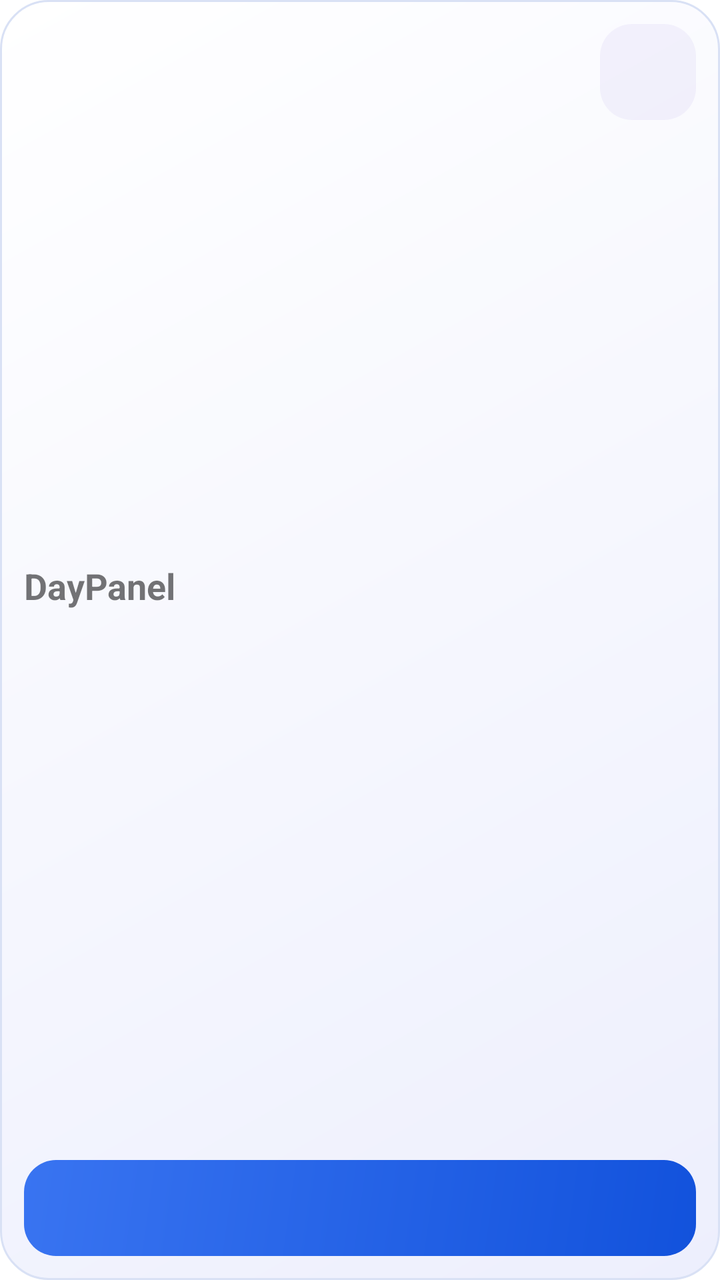
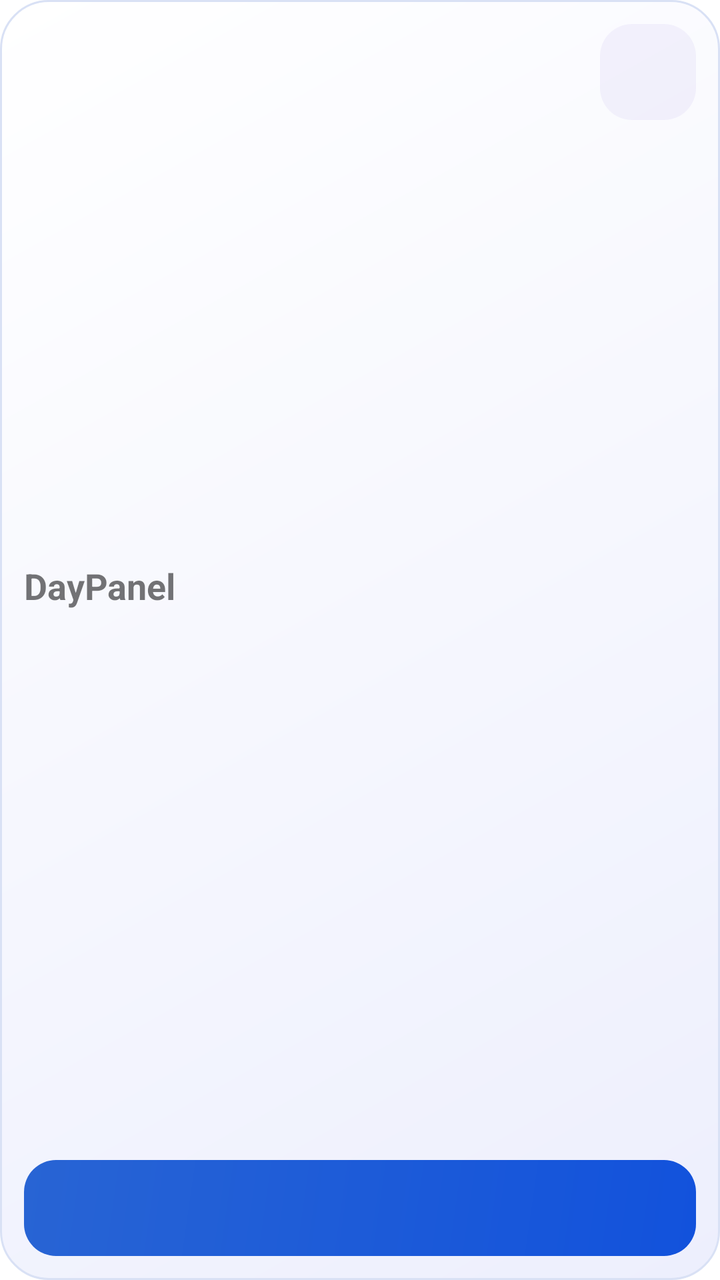

Compare the two renders of this Android layout. The source of the first and the diff that turns it into the second are given below.
<!-- AndroidManifest.xml: fallback theme Theme.MaterialComponents.DayNight.NoActionBar -->
<!-- res/layout/daypanel_widget.xml -->
<LinearLayout xmlns:android="http://schemas.android.com/apk/res/android"
    android:id="@+id/widget_root" android:layout_width="match_parent" android:layout_height="match_parent"
    android:orientation="vertical" android:padding="12dp" android:background="@drawable/widget_light">
    <LinearLayout android:layout_width="match_parent" android:layout_height="48dp" android:orientation="horizontal" android:gravity="center_vertical">
        <TextView android:id="@+id/widget_date" android:layout_width="0dp" android:layout_weight="1" android:layout_height="wrap_content" android:textSize="12sp" android:maxLines="2" />
        <TextView android:id="@+id/widget_settings" android:layout_width="48dp" android:layout_height="48dp" android:gravity="center" android:textSize="24sp" android:background="@drawable/widget_setting" />
    </LinearLayout>
    <LinearLayout android:id="@+id/widget_content" android:layout_width="match_parent" android:layout_height="0dp" android:layout_weight="1" android:orientation="vertical" android:gravity="center_vertical" android:paddingBottom="8dp">
        <TextView android:text="DayPanel" android:id="@+id/widget_title" android:layout_width="match_parent" android:layout_height="wrap_content" android:textSize="18sp" android:textStyle="bold" android:maxLines="2" android:ellipsize="end" />
        <TextView android:id="@+id/widget_state" android:layout_width="match_parent" android:layout_height="wrap_content" android:textSize="14sp" android:layout_marginTop="5dp" android:maxLines="2" android:ellipsize="end" />
        <TextView android:id="@+id/widget_hint" android:layout_width="match_parent" android:layout_height="wrap_content" android:textSize="12sp" android:layout_marginTop="6dp" android:maxLines="2" android:ellipsize="end" />
    </LinearLayout>
    <TextView android:id="@+id/widget_action" android:layout_width="match_parent" android:layout_height="wrap_content" android:minHeight="48dp" android:gravity="center" android:padding="8dp" android:textSize="14sp" android:textStyle="bold" android:textColor="#FFFFFF" android:maxLines="2" android:background="@drawable/widget_action" />
</LinearLayout>
<!-- resources referenced by this layout -->
<resources>
  <!-- drawable widget_action (drawable) -->
  <shape xmlns:android="http://schemas.android.com/apk/res/android">
      <gradient android:startColor="#3974F1" android:endColor="#1252DC" android:angle="315" /><corners android:radius="16dp" />
  </shape>
  <!-- drawable widget_light (drawable) -->
  <shape xmlns:android="http://schemas.android.com/apk/res/android">
      <gradient android:startColor="#FFFFFF" android:endColor="#EDEFFD" android:angle="315" />
      <corners android:radius="24dp" /><stroke android:width="1dp" android:color="#D9E1F5" />
  </shape>
  <!-- drawable widget_setting (drawable) -->
  <shape xmlns:android="http://schemas.android.com/apk/res/android"><solid android:color="#128062D6" /><corners android:radius="16dp" /></shape>
</resources>

<!-- the commit's change to res/layout/daypanel_widget.xml (unified diff, before → after) -->
@@ -6,6 +6,7 @@
         <TextView android:id="@+id/widget_settings" android:layout_width="48dp" android:layout_height="48dp" android:gravity="center" android:textSize="24sp" android:background="@drawable/widget_setting" />
     </LinearLayout>
     <LinearLayout android:id="@+id/widget_content" android:layout_width="match_parent" android:layout_height="0dp" android:layout_weight="1" android:orientation="vertical" android:gravity="center_vertical" android:paddingBottom="8dp">
+        <ImageView android:id="@+id/widget_icon" android:layout_width="48dp" android:layout_height="48dp" android:layout_marginBottom="8dp" android:importantForAccessibility="no" android:visibility="gone" />
         <TextView android:text="DayPanel" android:id="@+id/widget_title" android:layout_width="match_parent" android:layout_height="wrap_content" android:textSize="18sp" android:textStyle="bold" android:maxLines="2" android:ellipsize="end" />
         <TextView android:id="@+id/widget_state" android:layout_width="match_parent" android:layout_height="wrap_content" android:textSize="14sp" android:layout_marginTop="5dp" android:maxLines="2" android:ellipsize="end" />
         <TextView android:id="@+id/widget_hint" android:layout_width="match_parent" android:layout_height="wrap_content" android:textSize="12sp" android:layout_marginTop="6dp" android:maxLines="2" android:ellipsize="end" />
<!-- resource entries referenced after the edit -->
@@ -2,7 +2,7 @@
 <resources>
   <!-- drawable widget_action (drawable) -->
   <shape xmlns:android="http://schemas.android.com/apk/res/android">
-      <gradient android:startColor="#3974F1" android:endColor="#1252DC" android:angle="315" /><corners android:radius="16dp" />
+      <gradient android:startColor="#2864D4" android:endColor="#1252DC" android:angle="315" /><corners android:radius="16dp" />
   </shape>
   <!-- drawable widget_light (drawable) -->
   <shape xmlns:android="http://schemas.android.com/apk/res/android">
